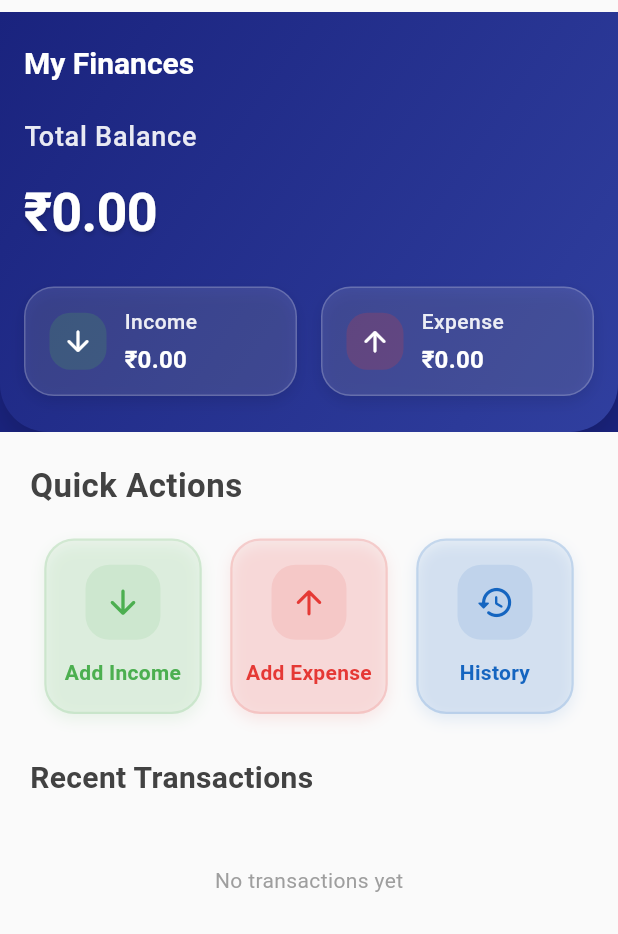
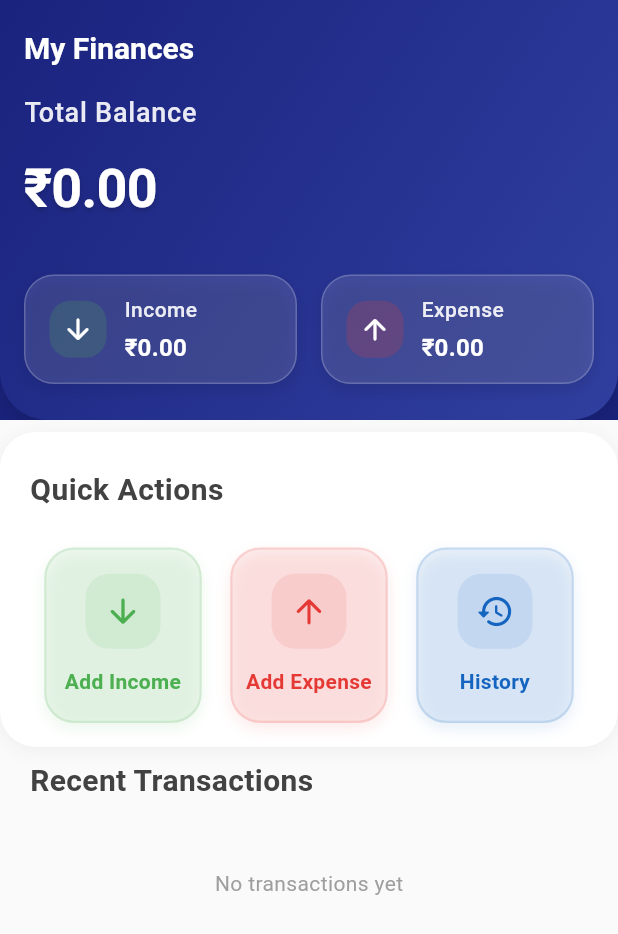
Before and after one commit to Demo7Vlizer/Expense-Tracker.., a Flutter app: the HomePage screen opened directly, on a phone screen of 412 x 824 dp. Shown: the top 934 px of the screen. Run offline on Flutter 3.47's test engine with Material 3 defaults, Android fonts, the phone set to English and light mode, and no system bars; our stand-ins replace fl_chart, flutter_slidable, shared_preferences; accounts and stored records are empty.

Commit message:
making more and solve the issue hiding the top of the bar page

```diff
--- a/lib/views/home_page.dart
+++ b/lib/views/home_page.dart
@@ -1,5 +1,6 @@
 // lib/views/home_page.dart
 import 'package:flutter/material.dart';
+import 'package:flutter/services.dart';
 import 'package:provider/provider.dart';
 import 'package:intl/intl.dart';
 import '../providers/transaction_provider.dart';
@@ -13,31 +14,35 @@ class HomePage extends StatelessWidget {
 
   @override
   Widget build(BuildContext context) {
+    // Set system UI overlay style for status bar
+    SystemChrome.setSystemUIOverlayStyle(SystemUiOverlayStyle(
+      statusBarColor: Colors.transparent,
+      statusBarIconBrightness: Brightness.light,
+      systemNavigationBarColor: Colors.white,
+      systemNavigationBarIconBrightness: Brightness.dark,
+    ));
+
     return Scaffold(
-      body: SafeArea(
-        top: false,
-        child: Consumer<TransactionProvider>(
+      backgroundColor: Colors.grey[50],
+      body: Consumer<TransactionProvider>(
         builder: (context, provider, child) {
           return CustomScrollView(
+            physics: BouncingScrollPhysics(),
             slivers: [
-                SliverPadding(
-                  padding:
-                      EdgeInsets.only(top: MediaQuery.of(context).padding.top),
-                  sliver: SliverToBoxAdapter(child: SizedBox(height: 8)),
-                ),
               SliverAppBar(
                 expandedHeight: 280,
-                  floating: true,
+                floating: false,
                 pinned: true,
                 backgroundColor: Color(0xFF1A237E),
                 elevation: 0,
                 stretch: true,
                 toolbarHeight: 60,
+                systemOverlayStyle: SystemUiOverlayStyle.light,
                 flexibleSpace: FlexibleSpaceBar(
                   background: _buildHeader(context, provider),
                 ),
                 title: Padding(
-                    padding: EdgeInsets.only(top: 8),
+                  padding: EdgeInsets.only(top: 4),
                   child: Text(
                     'My Finances',
                     style: TextStyle(
@@ -55,11 +60,9 @@ class HomePage extends StatelessWidget {
                 delegate: SliverChildBuilderDelegate(
                   (context, index) {
                     if (index == 0) {
-                        return _buildRecentTransactionsHeader(
-                            context, provider);
+                      return _buildRecentTransactionsHeader(context, provider);
                     }
-                      final transactions =
-                          provider.transactions.take(5).toList();
+                    final transactions = provider.transactions.take(5).toList();
                     if (transactions.isEmpty) {
                       return Center(
                         child: Padding(
@@ -189,14 +192,13 @@ class HomePage extends StatelessWidget {
           );
         },
       ),
-      ),
     );
   }
 
   Widget _buildHeader(BuildContext context, TransactionProvider provider) {
     return Container(
       padding: EdgeInsets.fromLTRB(
-          16, MediaQuery.of(context).padding.top + 16, 16, 24),
+          16, MediaQuery.of(context).padding.top + 24, 16, 24),
       decoration: BoxDecoration(
         gradient: LinearGradient(
           begin: Alignment.topLeft,
@@ -247,7 +249,7 @@ class HomePage extends StatelessWidget {
               ],
             ),
           ),
-          SizedBox(height: 24),
+          SizedBox(height: 32),
           Row(
             children: [
               _buildBalanceCard(
@@ -342,20 +344,32 @@ class HomePage extends StatelessWidget {
   Widget _buildQuickActions(BuildContext context) {
     final provider = Provider.of<TransactionProvider>(context, listen: false);
     return Container(
-      padding: EdgeInsets.all(20),
+      padding: EdgeInsets.fromLTRB(20, 24, 20, 16),
+      margin: EdgeInsets.only(top: 8),
+      decoration: BoxDecoration(
+        color: Colors.white,
+        borderRadius: BorderRadius.circular(24),
+        boxShadow: [
+          BoxShadow(
+            color: Colors.black.withOpacity(0.05),
+            blurRadius: 10,
+            offset: Offset(0, 2),
+          ),
+        ],
+      ),
       child: Column(
         crossAxisAlignment: CrossAxisAlignment.start,
         children: [
           Text(
             'Quick Actions',
             style: TextStyle(
-              fontSize: 22,
+              fontSize: 20,
               fontWeight: FontWeight.w700,
               color: Colors.grey[800],
               letterSpacing: 0.3,
             ),
           ),
-          SizedBox(height: 20),
+          SizedBox(height: 24),
           Row(
             mainAxisAlignment: MainAxisAlignment.spaceAround,
             children: [
```
Also changed, not shown: 1 other file. Lines whose indentation alone changed are shown as unchanged.
